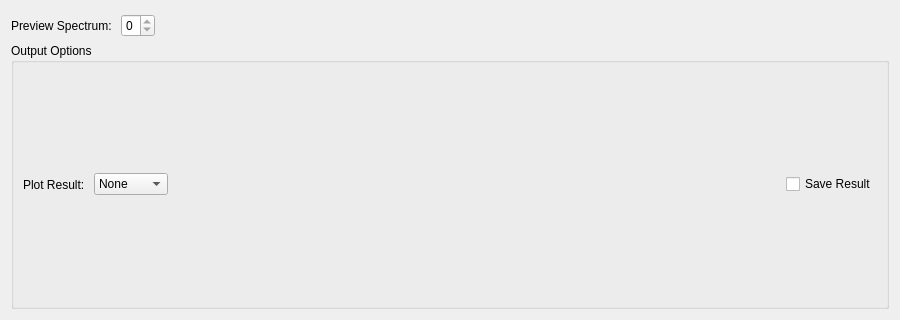
The window that MantidQt/CustomInterfaces/inc/MantidQtCustomInterfaces/Indirect/ResNorm.ui (mantidproject/mantid) describes before a commit, drawn with Qt 5; both pictures show x 0 to 900 and y 280 to 600 of the 900 by 600 pixel window.
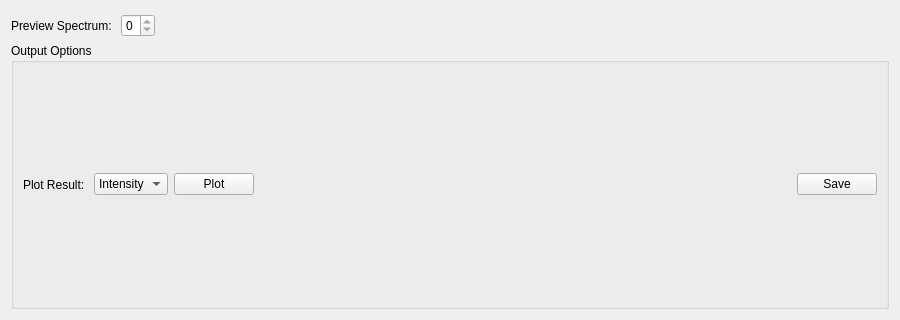
The same window after the commit. Custom widgets are drawn as their Qt base class.

Commit message:
Added plot and save push buttons to resnorm ui
Refs #17020

The edit to the form file:
```diff
--- a/MantidQt/CustomInterfaces/inc/MantidQtCustomInterfaces/Indirect/ResNorm.ui
+++ b/MantidQt/CustomInterfaces/inc/MantidQtCustomInterfaces/Indirect/ResNorm.ui
@@ -163,11 +163,6 @@
         </item>
         <item>
          <widget class="QComboBox" name="cbPlot">
-          <item>
-           <property name="text">
-            <string>None</string>
-           </property>
-          </item>
           <item>
            <property name="text">
             <string>Intensity</string>
@@ -190,6 +185,13 @@
           </item>
          </widget>
         </item>
+        <item>
+         <widget class="QPushButton" name="pbPlot">
+          <property name="text">
+           <string>Plot</string>
+          </property>
+         </widget>
+        </item>
         <item>
          <spacer name="horizontalSpacer_18">
           <property name="orientation">
@@ -204,9 +206,9 @@
          </spacer>
         </item>
         <item>
-         <widget class="QCheckBox" name="ckSave">
+         <widget class="QPushButton" name="pbSave">
           <property name="text">
-           <string>Save Result</string>
+           <string>Save</string>
           </property>
          </widget>
         </item>
```
Left out of the diff: 3 changed lines with no effect on the pictures.
